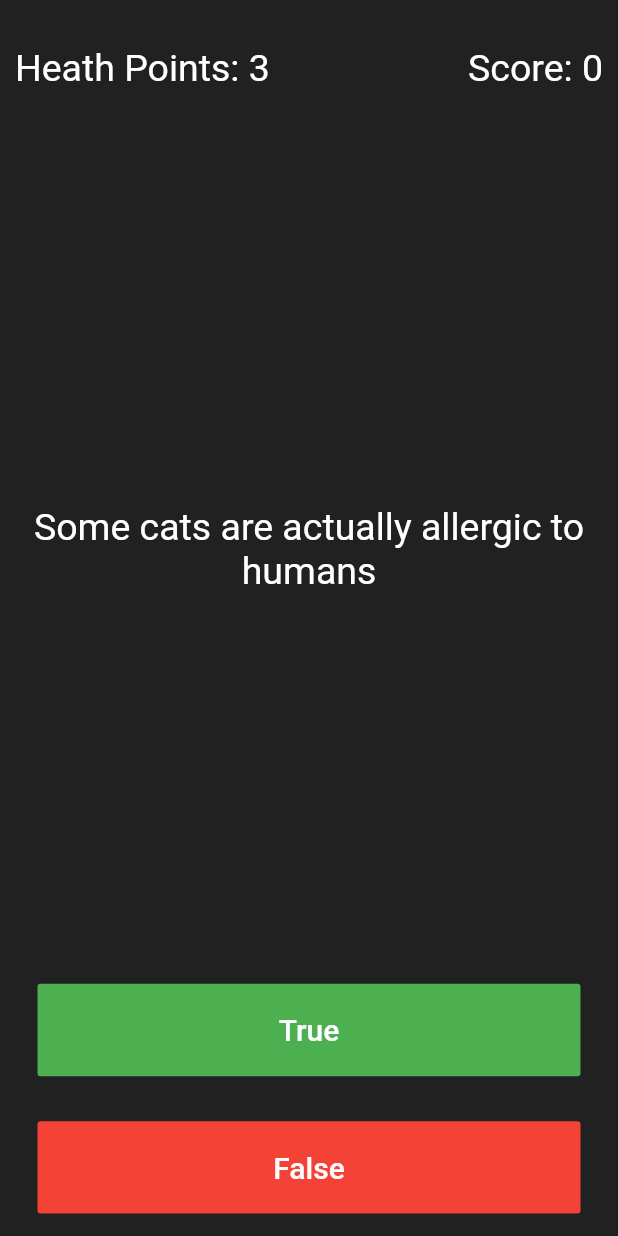
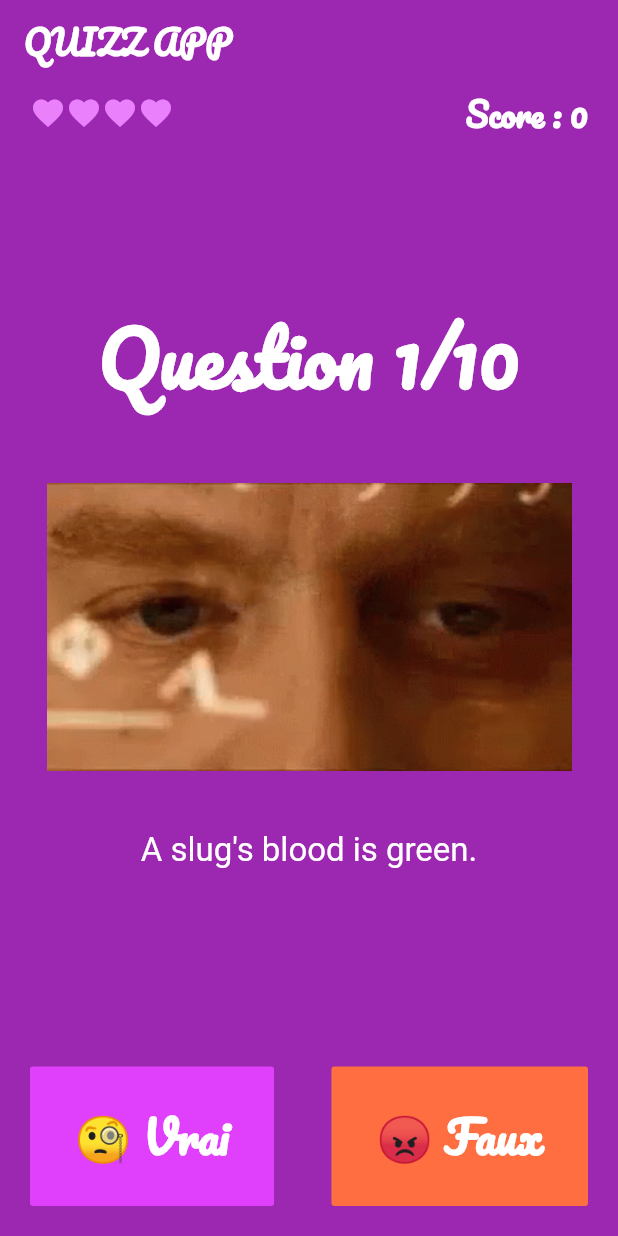
Before and after one commit to jbty/quizzler-flutter, a Flutter app: the screen it shows after launch, on a phone screen of 412 x 824 dp. Run offline on Flutter 3.47's test engine with Material 2 defaults, Android fonts, the phone set to English and light mode, and no system bars.

Commit message:
finish design

```diff
--- a/lib/main.dart
+++ b/lib/main.dart
@@ -10,10 +10,27 @@ class Quizzler extends StatelessWidget {
   Widget build(BuildContext context) {
     return MaterialApp(
       home: Scaffold(
-        backgroundColor: Colors.grey.shade900,
+        backgroundColor: Colors.purple,
+        appBar: AppBar(
+          backgroundColor: Colors.purple,
+          shadowColor: Colors.transparent,
+          title: Text(
+            "QUIZZ APP",
+            style: TextStyle(
+              fontFamily: "Pacifico",
+              fontSize: 22.0,
+              color: Colors.white,
+              fontWeight: FontWeight.bold,
+            ),
+          ),
+        ),
         body: SafeArea(
           child: Padding(
-            padding: EdgeInsets.symmetric(horizontal: 10.0),
+            padding: EdgeInsets.only(
+              bottom: 20.0,
+              left: 20.0,
+              right: 20.0,
+            ),
             child: QuizPage(),
           ),
         ),
@@ -28,11 +45,32 @@ class QuizPage extends StatefulWidget {
 }
 
 class _QuizPageState extends State<QuizPage> {
-  List<Widget> scoreKeeper = [];
+  List<Widget> lifesKepper = [
+    Icon(
+      Icons.favorite,
+      color: Colors.purpleAccent.shade100,
+    ),
+    Icon(
+      Icons.favorite,
+      color: Colors.purpleAccent.shade100,
+    ),
+    Icon(
+      Icons.favorite,
+      color: Colors.purpleAccent.shade100,
+    ),
+    Icon(
+      Icons.favorite,
+      color: Colors.purpleAccent.shade100,
+    )
+  ];
 
-  int _userHp = 3;
+  int _userHp = 4;
 
   int _userScore = 0;
+
+  int _step = 1;
+
+  int _quizzLength = quizBrain.getQuestionsBank();
 
   void checkAnswer(bool userPickedAnswer) {
     bool correctAnswers = quizBrain.getQuestionAnswer();
@@ -43,45 +81,58 @@ class _QuizPageState extends State<QuizPage> {
 
     setState(() {
       if (userPickedAnswer == correctAnswers) {
-        quizBrain.nextQuestion();
-
         _userScore++;
-
-        setState(() {
-          scoreKeeper.add(
-            Icon(
-              Icons.check,
-              color: Colors.green,
-            ),
-          );
-        });
       } else {
         decrementUserHp();
       }
+
+      _step++;
+
+      quizBrain.nextQuestion();
     });
   }
 
   void resetQuiz() {
     setState(() {
-      scoreKeeper.clear();
       quizBrain.resetQuestionNumber();
-      _userHp = 3;
+      _step = 1;
+      _userHp = 4;
       _userScore = 0;
+      lifesKepper = [
+        Icon(
+          Icons.favorite,
+          color: Colors.purpleAccent.shade100,
+        ),
+        Icon(
+          Icons.favorite,
+          color: Colors.purpleAccent.shade100,
+        ),
+        Icon(
+          Icons.favorite,
+          color: Colors.purpleAccent.shade100,
+        ),
+        Icon(
+          Icons.favorite,
+          color: Colors.purpleAccent.shade100,
+        )
+      ];
     });
   }
 
   void decrementUserHp() {
     _userHp--;
 
+    lifesKepper.removeAt(0);
+
+    lifesKepper.add(
+      Icon(
+        Icons.favorite_border,
+        color: Colors.purpleAccent.shade100,
+      ),
+    );
+
     if (_userHp == 0) {
       _endGame();
-    } else {
-      scoreKeeper.add(
-        Icon(
-          Icons.close,
-          color: Colors.red,
-        ),
-      );
     }
   }
 
@@ -121,84 +172,105 @@ class _QuizPageState extends State<QuizPage> {
   Widget build(BuildContext context) {
     return Column(
       mainAxisAlignment: MainAxisAlignment.spaceBetween,
-      crossAxisAlignment: CrossAxisAlignment.stretch,
       children: <Widget>[
-        Expanded(
-          child: Row(
-            mainAxisAlignment: MainAxisAlignment.spaceBetween,
-            children: [
+        Row(
+          mainAxisAlignment: MainAxisAlignment.spaceBetween,
+          children: [
+            Container(
+              child: Row(
+                children: lifesKepper,
+              ),
+            ),
+            Text(
+              "Score : $_userScore",
+              style: TextStyle(
+                fontFamily: "Pacifico",
+                fontSize: 22.0,
+                color: Colors.white,
+                fontWeight: FontWeight.bold,
+              ),
+            ),
+          ],
+        ),
+        Padding(
+          padding: EdgeInsets.only(
+            bottom: 32.0,
+          ),
+          child: Column(
+            children: <Widget>[
               Text(
-                "Heath Points: $_userHp",
+                "Question $_step/$_quizzLength",
                 style: TextStyle(
-                  fontSize: 25.0,
+                  fontFamily: "Pacifico",
+                  fontSize: 50.0,
                   color: Colors.white,
+                  fontWeight: FontWeight.bold,
+                ),
+              ),
+              Padding(
+                padding: const EdgeInsets.symmetric(
+                  vertical: 40.0,
+                ),
+                child: Image(
+                  image: AssetImage(
+                    quizBrain.getQuestionImage(),
+                  ),
                 ),
               ),
               Text(
-                "Score: $_userScore",
+                quizBrain.getQuestionText(),
+                textAlign: TextAlign.center,
                 style: TextStyle(
-                  fontSize: 25.0,
+                  fontSize: 22.0,
                   color: Colors.white,
                 ),
               ),
             ],
           ),
         ),
-        Expanded(
-          flex: 6,
-          child: Padding(
-            padding: EdgeInsets.all(10.0),
-            child: Center(
+        Row(
+          mainAxisAlignment: MainAxisAlignment.spaceBetween,
+          children: <Widget>[
+            FlatButton(
+              padding: EdgeInsets.symmetric(
+                vertical: 20.0,
+                horizontal: 30.0,
+              ),
+              textColor: Colors.white,
+              color: Colors.purpleAccent,
               child: Text(
-                quizBrain.getQuestionText(),
-                textAlign: TextAlign.center,
+                '🧐 Vrai',
                 style: TextStyle(
-                  fontSize: 25.0,
+                  fontFamily: "Pacifico",
                   color: Colors.white,
-                ),
-              ),
-            ),
-          ),
-        ),
-        Expanded(
-          child: Padding(
-            padding: EdgeInsets.all(15.0),
-            child: FlatButton(
-              textColor: Colors.white,
-              color: Colors.green,
-              child: Text(
-                'True',
-                style: TextStyle(
-                  color: Colors.white,
-                  fontSize: 20.0,
+                  fontSize: 30.0,
+                  fontWeight: FontWeight.bold,
                 ),
               ),
               onPressed: () {
                 checkAnswer(true);
               },
             ),
-          ),
-        ),
-        Expanded(
-          child: Padding(
-            padding: EdgeInsets.all(15.0),
-            child: FlatButton(
-              color: Colors.red,
+            FlatButton(
+              padding: EdgeInsets.symmetric(
+                vertical: 20.0,
+                horizontal: 30.0,
+              ),
+              color: Colors.deepOrangeAccent,
               child: Text(
-                'False',
+                '😡 Faux',
                 style: TextStyle(
-                  fontSize: 20.0,
+                  fontFamily: "Pacifico",
+                  fontSize: 30.0,
                   color: Colors.white,
+                  fontWeight: FontWeight.bold,
                 ),
               ),
               onPressed: () {
                 checkAnswer(false);
               },
             ),
-          ),
-        ),
-        Row(
-          children: scoreKeeper,
+          ],
         ),
       ],
     );
@@ -207,5 +279,6 @@ class _QuizPageState extends State<QuizPage> {
 
 // TODO : add one image for each question
 // TODO : refactor code for cleaner architecture
+// TODO : red background when user false and green when user ask good
 // TODO : add cupertino popup for ios and material for android
 // TODO : implement better design
--- a/lib/question.dart
+++ b/lib/question.dart
@@ -1,9 +1,11 @@
 class Question {
   String questionText;
   bool questionAnswer;
+  String image;
 
-  Question(String q, bool a) {
+  Question(String q, bool a, String i) {
     questionText = q;
     questionAnswer = a;
+    image = i;
   }
 }
--- a/lib/quiz_brain.dart
+++ b/lib/quiz_brain.dart
@@ -4,32 +4,69 @@ class QuizBrain {
   int _questionNumber = 0;
 
   List<Question> _questionsBank = [
-    Question('Some cats are actually allergic to humans', true),
-    Question('You can lead a cow down stairs but not up stairs.', false),
-    Question('Approximately one quarter of human bones are in the feet.', true),
-    Question('A slug\'s blood is green.', true),
-    Question('Buzz Aldrin\'s mother\'s maiden name was \"Moon\".', true),
-    Question('It is illegal to pee in the Ocean in Portugal.', true),
+    Question(
+      'A slug\'s blood is green.',
+      true,
+      "assets/images/question1.gif",
+    ),
+    Question(
+      'Buzz Aldrin\'s mother\'s maiden name was \"Moon\".',
+      true,
+      "assets/images/question1.gif",
+    ),
+    Question(
+      'It is illegal to pee in the Ocean in Portugal.',
+      true,
+      "assets/images/question1.gif",
+    ),
     Question(
       'No piece of square dry paper can be folded in half more than 7 times.',
-        false),
+      false,
+      "assets/images/question1.gif",
+    ),
     Question(
       'In London, UK, if you happen to die in the House of Parliament, you are technically entitled to a state funeral, because the building is considered too sacred a place.',
-        true),
+      true,
+      "assets/images/question1.gif",
+    ),
     Question(
       'The loudest sound produced by any animal is 188 decibels. That animal is the African Elephant.',
-        false),
+      false,
+      "assets/images/question1.gif",
+    ),
     Question(
       'The total surface area of two human lungs is approximately 70 square metres.',
-        true),
-    Question('Google was originally called \"Backrub\".', true),
+      true,
+      "assets/images/question1.gif",
+    ),
+    Question(
+      'Google was originally called \"Backrub\".',
+      true,
+      "assets/images/question1.gif",
+    ),
     Question(
       'Chocolate affects a dog\'s heart and nervous system; a few ounces are enough to kill a small dog.',
-        true),
+      true,
+      "assets/images/question1.gif",
+    ),
     Question(
       'In West Virginia, USA, if you accidentally hit an animal with your car, you are free to take it home to eat.',
-        true),
+      true,
+      "assets/images/question1.gif",
+    ),
   ];
+
+  int getQuestionNumber() {
+    return _questionNumber;
+  }
+
+  int getQuestionsBank() {
+    return _questionsBank.length;
+  }
+
+  String getQuestionImage() {
+    return _questionsBank[_questionNumber].image;
+  }
 
   String getQuestionText() {
     return _questionsBank[_questionNumber].questionText;
```
Also changed, not shown: pubspec.yaml (+7 -7 lines), assets/fonts/Pacifico-Regular.ttf (added), assets/images/question1.gif (added). Lines whose indentation alone changed are shown as unchanged.
